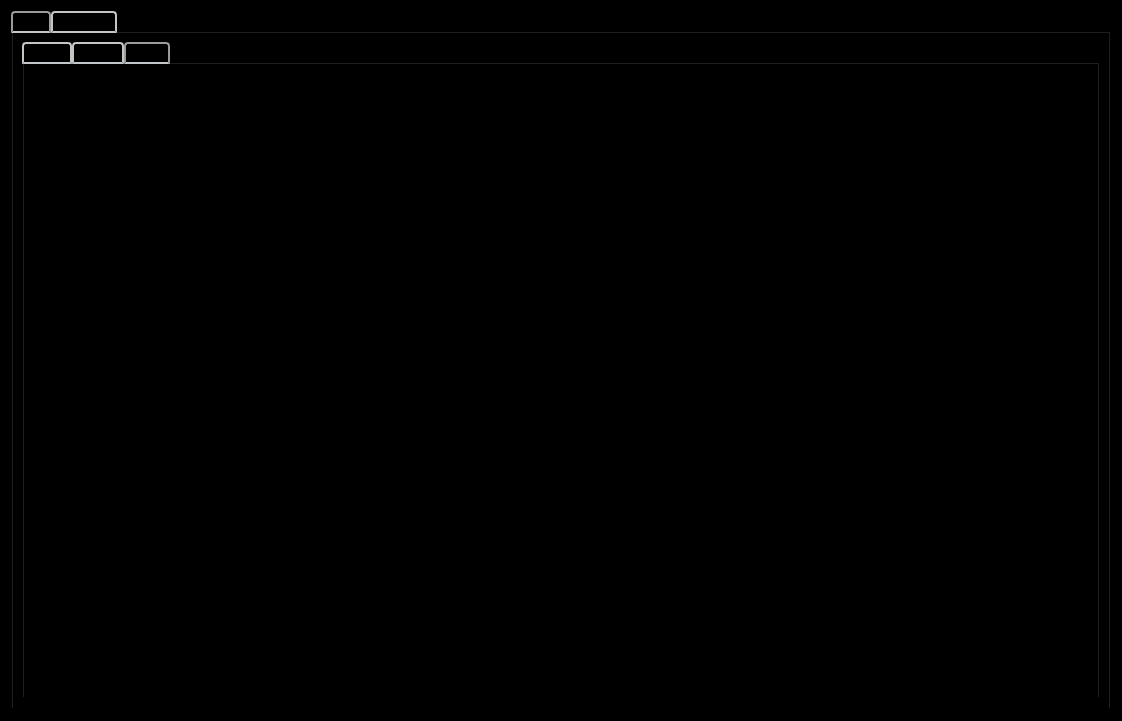
Qt form dialog.ui (MoenessGannouni/Smart_Tech_Store_2A6) before a commit.
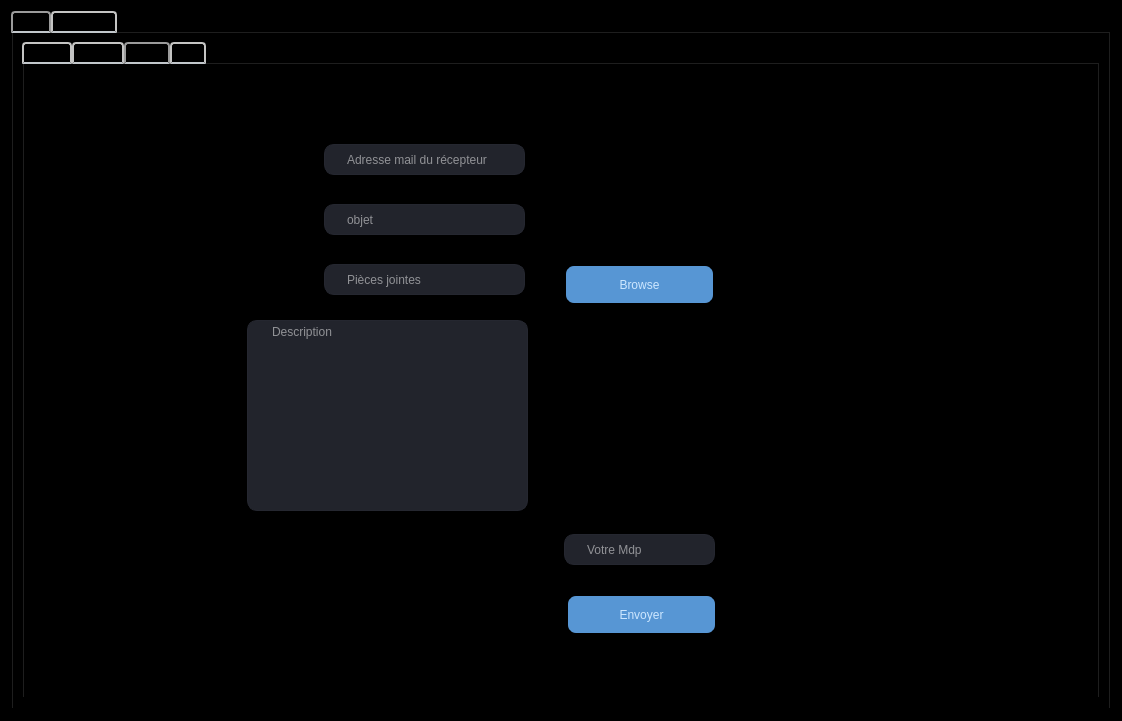
The same form after that commit. The open tabs and pages were chosen to show the change.

What changed in the file:
```diff
--- a/dialog.ui
+++ b/dialog.ui
@@ -1335,6 +1335,304 @@
           <attribute name="title">
            <string>Mailing</string>
           </attribute>
+          <widget class="QLineEdit" name="adresseMail">
+           <property name="geometry">
+            <rect>
+             <x>300</x>
+             <y>80</y>
+             <width>201</width>
+             <height>31</height>
+            </rect>
+           </property>
+           <property name="styleSheet">
+            <string notr="true">QLineEdit{
+border: 1px solid rgb(37, 39, 48);
+border-radius: 10px;
+color: #FFF;
+padding-left: 20px;
+padding-right: 20px;
+background-color: rgb(34, 36, 44);
+
+}
+QLineEdit:hover {
+border: 2px solid rgb(48, 50, 62);
+}
+
+QLineEdit:focus {
+border: 2px solid rgb(85, 170, 255);
+background-color: rgb(43, 45, 56);
+}</string>
+           </property>
+           <property name="text">
+            <string/>
+           </property>
+           <property name="placeholderText">
+            <string>Adresse mail du récepteur</string>
+           </property>
+          </widget>
+          <widget class="QLineEdit" name="objet">
+           <property name="geometry">
+            <rect>
+             <x>300</x>
+             <y>140</y>
+             <width>201</width>
+             <height>31</height>
+            </rect>
+           </property>
+           <property name="styleSheet">
+            <string notr="true">QLineEdit{
+border: 1px solid rgb(37, 39, 48);
+border-radius: 10px;
+color: #FFF;
+padding-left: 20px;
+padding-right: 20px;
+background-color: rgb(34, 36, 44);
+
+}
+QLineEdit:hover {
+border: 2px solid rgb(48, 50, 62);
+}
+
+QLineEdit:focus {
+border: 2px solid rgb(85, 170, 255);
+background-color: rgb(43, 45, 56);
+}</string>
+           </property>
+           <property name="text">
+            <string/>
+           </property>
+           <property name="placeholderText">
+            <string>objet</string>
+           </property>
+          </widget>
+          <widget class="QLineEdit" name="file">
+           <property name="geometry">
+            <rect>
+             <x>300</x>
+             <y>200</y>
+             <width>201</width>
+             <height>31</height>
+            </rect>
+           </property>
+           <property name="styleSheet">
+            <string notr="true">QLineEdit{
+border: 1px solid rgb(37, 39, 48);
+border-radius: 10px;
+color: #FFF;
+padding-left: 20px;
+padding-right: 20px;
+background-color: rgb(34, 36, 44);
+
+}
+QLineEdit:hover {
+border: 2px solid rgb(48, 50, 62);
+}
+
+QLineEdit:focus {
+border: 2px solid rgb(85, 170, 255);
+background-color: rgb(43, 45, 56);
+}</string>
+           </property>
+           <property name="text">
+            <string/>
+           </property>
+           <property name="placeholderText">
+            <string>Pièces jointes</string>
+           </property>
+          </widget>
+          <widget class="QPushButton" name="browse">
+           <property name="geometry">
+            <rect>
+             <x>540</x>
+             <y>200</y>
+             <width>151</width>
+             <height>41</height>
+            </rect>
+           </property>
+           <property name="styleSheet">
+            <string notr="true">QPushButton {
+border: 2px solid black;
+font: 75 8pt &quot;MS Shell Dlg 2&quot;;
+border-radius: 10px;
+color: rgb(205, 231, 255);
+padding: 0 8px;
+background-color: rgb(87, 150, 212);
+font: bold, &quot;Comic Sans MS&quot;;;
+text-align:center;
+}
+
+QPushButton:hover  { 
+background-color: rgb(95, 166, 232);
+}
+
+QPushButton:pressed  { 
+background-color: rgb(82, 142, 199	);
+}
+</string>
+           </property>
+           <property name="text">
+            <string>Browse</string>
+           </property>
+          </widget>
+          <widget class="QTextEdit" name="message">
+           <property name="geometry">
+            <rect>
+             <x>223</x>
+             <y>256</y>
+             <width>281</width>
+             <height>191</height>
+            </rect>
+           </property>
+           <property name="styleSheet">
+            <string notr="true">QTextEdit{
+border: 1px solid rgb(37, 39, 48);
+border-radius: 10px;
+color: #FFF;
+padding-left: 20px;
+padding-right: 20px;
+background-color: rgb(34, 36, 44);
+
+}
+QTextEdit:hover {
+border: 2px solid rgb(48, 50, 62);
+}
+
+QTextEdit:focus {
+border: 2px solid rgb(85, 170, 255);
+background-color: rgb(43, 45, 56);
+}</string>
+           </property>
+           <property name="placeholderText">
+            <string>Description</string>
+           </property>
+          </widget>
+          <widget class="QLineEdit" name="pass">
+           <property name="geometry">
+            <rect>
+             <x>540</x>
+             <y>470</y>
+             <width>151</width>
+             <height>31</height>
+            </rect>
+           </property>
+           <property name="styleSheet">
+            <string notr="true">QLineEdit{
+border: 1px solid rgb(37, 39, 48);
+border-radius: 10px;
+color: #FFF;
+padding-left: 20px;
+padding-right: 20px;
+background-color: rgb(34, 36, 44);
+
+}
+QLineEdit:hover {
+border: 2px solid rgb(48, 50, 62);
+}
+
+QLineEdit:focus {
+border: 2px solid rgb(85, 170, 255);
+background-color: rgb(43, 45, 56);
+}</string>
+           </property>
+           <property name="text">
+            <string/>
+           </property>
+           <property name="placeholderText">
+            <string>Votre Mdp</string>
+           </property>
+          </widget>
+          <widget class="QPushButton" name="envoyer">
+           <property name="geometry">
+            <rect>
+             <x>542</x>
+             <y>530</y>
+             <width>151</width>
+             <height>41</height>
+            </rect>
+           </property>
+           <property name="styleSheet">
+            <string notr="true">QPushButton {
+border: 2px solid black;
+font: 75 8pt &quot;MS Shell Dlg 2&quot;;
+border-radius: 10px;
+color: rgb(205, 231, 255);
+padding: 0 8px;
+background-color: rgb(87, 150, 212);
+font: bold, &quot;Comic Sans MS&quot;;;
+text-align:center;
+}
+
+QPushButton:hover  { 
+background-color: rgb(95, 166, 232);
+}
+
+QPushButton:pressed  { 
+background-color: rgb(82, 142, 199	);
+}
+</string>
+           </property>
+           <property name="text">
+            <string>Envoyer</string>
+           </property>
+          </widget>
+         </widget>
+         <widget class="QWidget" name="histo">
+          <attribute name="title">
+           <string>Histo</string>
+          </attribute>
+          <widget class="QTextBrowser" name="textBrowser">
+           <property name="geometry">
+            <rect>
+             <x>55</x>
+             <y>30</y>
+             <width>701</width>
+             <height>561</height>
+            </rect>
+           </property>
+           <property name="styleSheet">
+            <string notr="true">border: 2px solid black;
+font: 75 8pt &quot;MS Shell Dlg 2&quot;;
+border-radius: 10px;
+padding: 0 8px;
+background: white;
+font: bold, &quot;Comic Sans MS&quot;;;
+text-align:center;</string>
+           </property>
+          </widget>
+          <widget class="QPushButton" name="afficherHisto">
+           <property name="geometry">
+            <rect>
+             <x>880</x>
+             <y>110</y>
+             <width>141</width>
+             <height>41</height>
+            </rect>
+           </property>
+           <property name="styleSheet">
+            <string notr="true">QPushButton {
+border: 2px solid black;
+font: 75 8pt &quot;MS Shell Dlg 2&quot;;
+border-radius: 10px;
+color: rgb(205, 231, 255);
+padding: 0 8px;
+background-color: rgb(87, 150, 212);
+font: bold, &quot;Comic Sans MS&quot;;;
+text-align:center;
+}
+
+QPushButton:hover  { 
+background-color: rgb(95, 166, 232);
+}
+
+QPushButton:pressed  { 
+background-color: rgb(82, 142, 199	);
+}
+</string>
+           </property>
+           <property name="text">
+            <string>Afficher</string>
+           </property>
+          </widget>
          </widget>
         </widget>
        </item>
```
Left out of the diff: 639 changed lines with no effect on the pictures.
